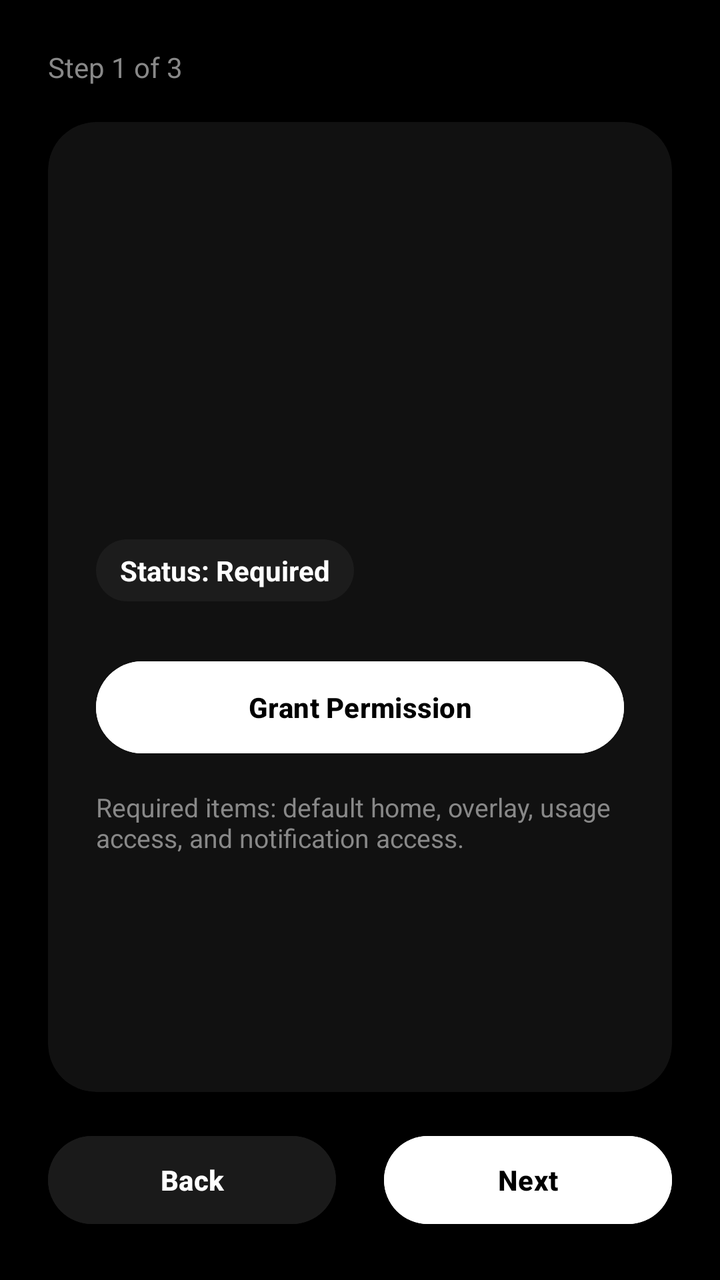
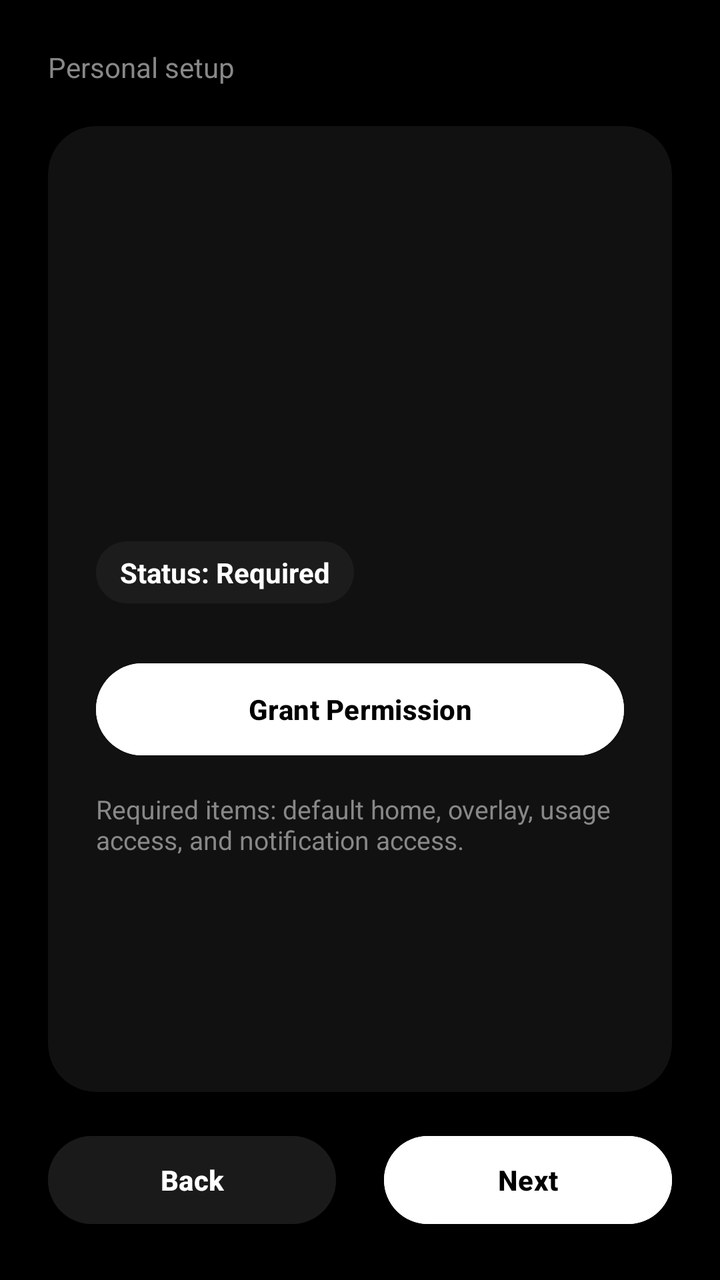

The first picture is an Android layout as it rendered before a commit; the second is the same layout after the commit. The layout source and the unified diff follow.
<!-- AndroidManifest.xml: application theme Theme.PureLauncher -->
<!-- res/layout/activity_personal_permissions.xml -->
<?xml version="1.0" encoding="utf-8"?>
<androidx.constraintlayout.widget.ConstraintLayout xmlns:android="http://schemas.android.com/apk/res/android"
    xmlns:app="http://schemas.android.com/apk/res-auto"
    android:id="@+id/main"
    android:layout_width="match_parent"
    android:layout_height="match_parent"
    android:background="@color/bg_primary"
    android:padding="24dp">

    <TextView
        android:id="@+id/tvStepCount"
        android:layout_width="wrap_content"
        android:layout_height="wrap_content"
        android:text="Step 1 of 3"
        android:textColor="@color/text_secondary"
        android:textSize="14sp"
        app:layout_constraintTop_toTopOf="parent"
        app:layout_constraintStart_toStartOf="parent" />

    <androidx.cardview.widget.CardView
        android:id="@+id/cardStep"
        android:layout_width="0dp"
        android:layout_height="0dp"
        app:cardBackgroundColor="@color/bg_card"
        app:cardCornerRadius="24dp"
        app:cardElevation="0dp"
        app:layout_constraintTop_toBottomOf="@id/tvStepCount"
        app:layout_constraintBottom_toTopOf="@id/btnBack"
        app:layout_constraintStart_toStartOf="parent"
        app:layout_constraintEnd_toEndOf="parent"
        android:layout_marginTop="18dp"
        android:layout_marginBottom="18dp">

        <LinearLayout
            android:layout_width="match_parent"
            android:layout_height="match_parent"
            android:orientation="vertical"
            android:padding="24dp"
            android:gravity="center_vertical">

            <TextView
                android:id="@+id/tvPermissionTitle"
                android:layout_width="match_parent"
                android:layout_height="wrap_content"
                android:textColor="@color/text_primary"
                android:textSize="26sp"
                android:textStyle="bold" />

            <TextView
                android:id="@+id/tvPermissionBody"
                android:layout_width="match_parent"
                android:layout_height="wrap_content"
                android:layout_marginTop="14dp"
                android:textColor="@color/text_secondary"
                android:textSize="16sp"
                android:lineSpacingExtra="4dp" />

            <TextView
                android:id="@+id/tvPermissionStatus"
                android:layout_width="wrap_content"
                android:layout_height="wrap_content"
                android:layout_marginTop="20dp"
                android:text="Status: Required"
                android:textColor="@color/text_primary"
                android:textStyle="bold"
                android:textSize="14sp"
                android:background="@drawable/bg_chip_dark"
                android:paddingStart="12dp"
                android:paddingEnd="12dp"
                android:paddingTop="6dp"
                android:paddingBottom="6dp" />

            <Button
                android:id="@+id/btnGrant"
                android:layout_width="match_parent"
                android:layout_height="54dp"
                android:layout_marginTop="26dp"
                android:text="Grant Permission"
                android:textStyle="bold"
                android:textColor="@color/text_on_white"
                android:backgroundTint="@color/bg_button" />

            <TextView
                android:layout_width="match_parent"
                android:layout_height="wrap_content"
                android:layout_marginTop="14dp"
                android:text="Required items: default home, overlay, usage access, and notification access."
                android:textColor="@color/text_secondary"
                android:textSize="13sp" />

        </LinearLayout>
    </androidx.cardview.widget.CardView>

    <Button
        android:id="@+id/btnBack"
        android:layout_width="0dp"
        android:layout_height="52dp"
        android:text="Back"
        android:textStyle="bold"
        android:textColor="@color/text_primary"
        android:backgroundTint="@color/bg_card_elevated"
        app:layout_constraintBottom_toBottomOf="parent"
        app:layout_constraintStart_toStartOf="parent"
        app:layout_constraintEnd_toStartOf="@id/btnNext"
        android:layout_marginEnd="12dp" />

    <Button
        android:id="@+id/btnNext"
        android:layout_width="0dp"
        android:layout_height="52dp"
        android:text="Next"
        android:textStyle="bold"
        android:textColor="@color/text_on_white"
        android:backgroundTint="@color/bg_button"
        app:layout_constraintBottom_toBottomOf="parent"
        app:layout_constraintStart_toEndOf="@id/btnBack"
        app:layout_constraintEnd_toEndOf="parent"
        android:layout_marginStart="12dp" />

</androidx.constraintlayout.widget.ConstraintLayout>
<!-- resources referenced by this layout -->
<resources>
  <color name="bg_button">#FFFFFF</color>
  <color name="bg_card">#111111</color>
  <color name="bg_card_elevated">#1A1A1A</color>
  <color name="bg_primary">#000000</color>
  <color name="text_on_white">#000000</color>
  <color name="text_primary">#FFFFFF</color>
  <color name="text_secondary">#888888</color>
  <!-- drawable bg_chip_dark (drawable) -->
  <?xml version="1.0" encoding="utf-8"?>
  <shape xmlns:android="http://schemas.android.com/apk/res/android" android:shape="rectangle">
      <corners android:radius="16dp" />
      <solid android:color="#1C1C1C" />
  </shape>
  <style name="Theme.PureLauncher" parent="Base.Theme.PureLauncher" />
  <style name="Base.Theme.PureLauncher" parent="Theme.Material3.DayNight.NoActionBar">
          
          <item name="android:windowBackground">@android:color/black</item>
          
          <item name="android:windowAnimationStyle">@style/NoWindowAnimation</item>
      </style>
  <style name="NoWindowAnimation">
          <item name="android:activityOpenEnterAnimation">@null</item>
          <item name="android:activityOpenExitAnimation">@null</item>
          <item name="android:activityCloseEnterAnimation">@null</item>
          <item name="android:activityCloseExitAnimation">@null</item>
          <item name="android:taskOpenEnterAnimation">@null</item>
          <item name="android:taskOpenExitAnimation">@null</item>
          <item name="android:taskCloseEnterAnimation">@null</item>
          <item name="android:taskCloseExitAnimation">@null</item>
          <item name="android:taskToFrontEnterAnimation">@null</item>
          <item name="android:taskToFrontExitAnimation">@null</item>
      </style>
</resources>

<!-- the commit's change to res/layout/activity_personal_permissions.xml (unified diff, before → after) -->
@@ -11,7 +11,7 @@
         android:id="@+id/tvStepCount"
         android:layout_width="wrap_content"
         android:layout_height="wrap_content"
-        android:text="Step 1 of 3"
+        android:text="Personal setup"
         android:textColor="@color/text_secondary"
         android:textSize="14sp"
         app:layout_constraintTop_toTopOf="parent"
@@ -28,7 +28,7 @@
         app:layout_constraintBottom_toTopOf="@id/btnBack"
         app:layout_constraintStart_toStartOf="parent"
         app:layout_constraintEnd_toEndOf="parent"
-        android:layout_marginTop="18dp"
+        android:layout_marginTop="20dp"
         android:layout_marginBottom="18dp">
 
         <LinearLayout
@@ -81,6 +81,7 @@
                 android:backgroundTint="@color/bg_button" />
 
             <TextView
+                android:id="@+id/tvPermissionNote"
                 android:layout_width="match_parent"
                 android:layout_height="wrap_content"
                 android:layout_marginTop="14dp"
